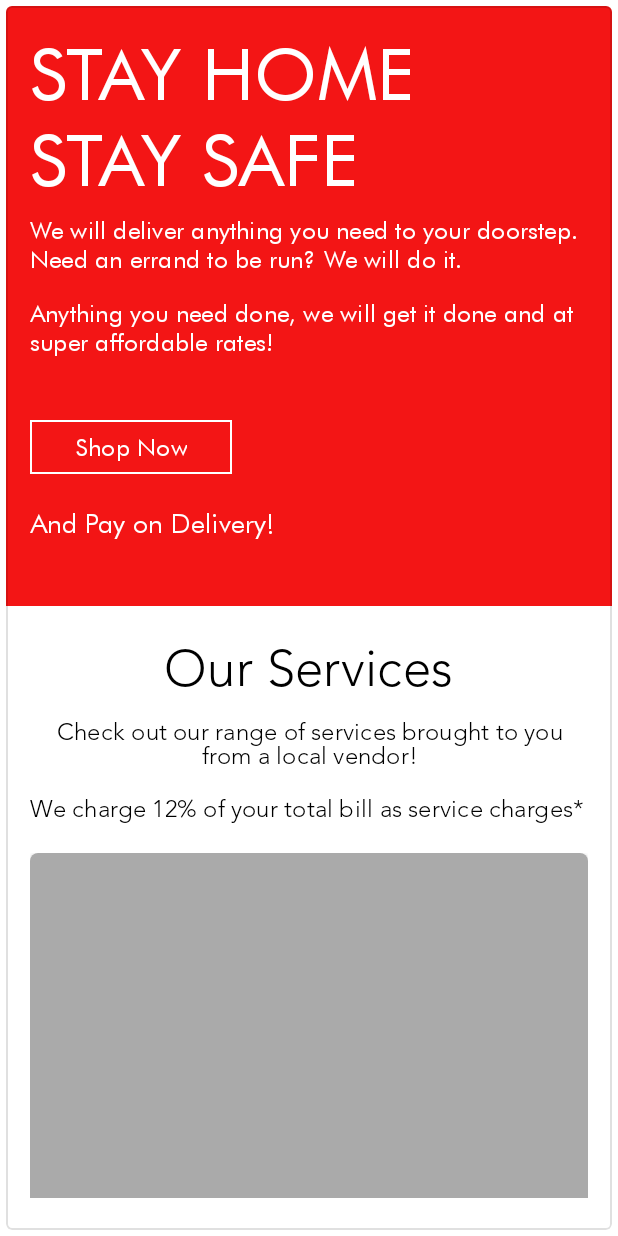
After one commit to satrajit-chatterjee/errand, an Android app: the layout rv_main_items.xml on its own in the app's theme, with its tools: preview values and no code run, on a phone screen of 412 x 824 dp. The commit adds this screen. Run offline under Robolectric (Android 15) with nearby library versions, the phone set to English and light mode, and no system bars.

Commit message:
Need to add garbage to mList. Shop Button Done

```diff
--- a/app/build.gradle
+++ b/app/build.gradle
@@ -35,4 +35,5 @@ dependencies {
     testImplementation 'junit:junit:4.12'
     androidTestImplementation 'androidx.test.ext:junit:1.1.1'
     androidTestImplementation 'androidx.test.espresso:espresso-core:3.2.0'
+    implementation 'androidx.legacy:legacy-support-v4:1.0.0'
 }
--- /dev/null
+++ b/app/src/main/res/color/stroke_color.xml
@@ -0,0 +1,5 @@
+<?xml version="1.0" encoding="utf-8"?>
+<selector xmlns:android="http://schemas.android.com/apk/res/android">
+    <item android:color="@color/black" android:state_checked="true"/>
+    <item android:alpha="0.12" android:color="?attr/colorOnSurface" android:state_checked="false"/>
+</selector>
--- /dev/null
+++ b/app/src/main/res/drawable/shadow.xml
@@ -0,0 +1,15 @@
+<?xml version="1.0" encoding="utf-8"?>
+<layer-list xmlns:android="http://schemas.android.com/apk/res/android" >
+    <item>
+        <shape android:shape="rectangle">
+            <solid android:color="@android:color/darker_gray" />
+            <corners
+                android:bottomLeftRadius="5dp"
+                android:bottomRightRadius="5dp"
+                android:topLeftRadius="5dp"
+                android:topRightRadius="5dp"/>
+
+        </shape>
+    </item>
+
+</layer-list>
--- /dev/null
+++ b/app/src/main/res/layout/rv_main_items.xml
@@ -0,0 +1,157 @@
+<?xml version="1.0" encoding="utf-8"?>
+<com.google.android.material.card.MaterialCardView
+    android:id="@+id/main_intro_card"
+    android:layout_width="match_parent"
+    android:layout_height="wrap_content"
+    android:layout_margin="4dp"
+    app:strokeWidth="1dp"
+    app:strokeColor="@color/stroke_color"
+    app:cardElevation="0dp"
+    xmlns:android="http://schemas.android.com/apk/res/android"
+    xmlns:app="http://schemas.android.com/apk/res-auto">
+
+    <LinearLayout
+        android:layout_width="match_parent"
+        android:layout_height="400dp"
+        android:background="@color/mainTheme"
+        android:orientation="vertical">
+
+        <LinearLayout
+            android:layout_width="match_parent"
+            android:layout_height="wrap_content"
+            android:orientation="vertical"
+            android:padding="16dp">
+
+            <!-- Title, secondary and supporting text -->
+            <TextView
+                android:id="@+id/text_banner"
+                android:layout_width="wrap_content"
+                android:layout_height="wrap_content"
+                android:text="@string/main_heading1"
+                android:textColor="@color/white"
+                android:fontFamily="@font/futura"
+                android:textAppearance="?attr/textAppearanceHeadline3"
+                />
+            <TextView
+                android:id="@+id/text_banner_desc1"
+                android:layout_width="wrap_content"
+                android:layout_height="wrap_content"
+                android:layout_marginTop="8dp"
+                android:textColor="@color/white"
+                android:fontFamily="@font/futura"
+                android:text="@string/main_subtitle1"
+                android:textAppearance="?attr/textAppearanceSubtitle1" />
+            <TextView
+                android:id="@+id/text_banner_desc2"
+                android:layout_width="wrap_content"
+                android:layout_height="wrap_content"
+                android:layout_marginTop="16dp"
+                android:text="@string/main_subtitle2"
+                android:textAppearance="?attr/textAppearanceSubtitle1"
+                android:textColor="@color/white"
+                android:fontFamily="@font/futura" />
+
+        </LinearLayout>
+
+        <LinearLayout
+            android:layout_width="wrap_content"
+            android:layout_height="wrap_content"
+            android:layout_marginHorizontal="16dp"
+            android:orientation="horizontal">
+
+            <com.google.android.material.button.MaterialButton
+                android:id="@+id/shop_button"
+                android:layout_width="wrap_content"
+                android:layout_height="wrap_content"
+                android:layout_marginTop="20dp"
+                style="?attr/materialButtonOutlinedStyle"
+                app:strokeWidth="1dp"
+                app:cornerRadius="0dp"
+                app:strokeColor="@color/white"
+                android:text="@string/shop_now"
+                android:textAllCaps="false"
+                android:textColor="@color/white"
+                android:fontFamily="@font/futura"
+                android:textAppearance="?attr/textAppearanceSubtitle1"
+                android:gravity="center"
+                android:paddingTop="1dp"
+                android:paddingBottom="1dp"
+                android:paddingHorizontal="30dp"/>
+
+        </LinearLayout>
+
+        <TextView
+            android:id="@+id/text_pod"
+            android:padding="16dp"
+            android:layout_width="wrap_content"
+            android:layout_height="wrap_content"
+            android:fontFamily="@font/futura"
+            android:text="And Pay on Delivery!"
+            android:textSize="18sp"
+            android:textColor="@color/white" />
+
+    </LinearLayout>
+
+    <LinearLayout
+        android:layout_width="match_parent"
+        android:layout_height="405dp"
+        android:background="@color/white"
+        android:orientation="vertical"
+        android:layout_marginVertical="405dp">
+
+        <LinearLayout
+            android:layout_width="match_parent"
+            android:layout_height="wrap_content"
+            android:orientation="vertical"
+            android:padding="16dp">
+
+            <!-- Title, secondary and supporting text -->
+            <TextView
+                android:id="@+id/text_our_serv"
+                android:layout_width="wrap_content"
+                android:layout_height="wrap_content"
+                android:text="Our Services"
+                android:textColor="@color/black"
+                android:fontFamily="@font/avenir"
+                android:textAppearance="?attr/textAppearanceHeadline4"
+                android:layout_gravity="center"
+                />
+            <TextView
+                android:id="@+id/text_serv_ran"
+                android:layout_width="wrap_content"
+                android:layout_height="wrap_content"
+                android:layout_marginTop="12dp"
+                android:textColor="@color/black"
+                android:fontFamily="@font/avenir"
+                android:text="Check out our range of services brought to you from a local vendor!"
+                android:textAppearance="?attr/textAppearanceSubtitle1"
+                android:gravity="center_vertical|center_horizontal"/>
+            <TextView
+                android:id="@+id/text_12_per"
+                android:layout_width="wrap_content"
+                android:layout_height="wrap_content"
+                android:layout_marginTop="16dp"
+                android:text="We charge 12% of your total bill as service charges*"
+                android:textAppearance="?attr/textAppearanceSubtitle1"
+                android:textColor="@color/black"
+                android:fontFamily="@font/avenir" />
+
+            <ViewFlipper
+                android:id="@+id/service_flipper"
+                android:layout_width="match_parent"
+                android:layout_height="250dp"
+                android:layout_marginTop="20dp">
+
+                <ImageView
+                    android:id="@+id/image_flipper"
+                    android:layout_width="match_parent"
+                    android:layout_height="match_parent"
+                    android:background="@drawable/shadow"
+                    android:elevation="5dp" />
+            </ViewFlipper>
+
+        </LinearLayout>
+
+    </LinearLayout>
+
+</com.google.android.material.card.MaterialCardView>
--- a/app/src/main/res/values/strings.xml
+++ b/app/src/main/res/values/strings.xml
@@ -15,4 +15,8 @@
     <string name="email">Email</string>
     <string name="ph_no">Phone Number</string>
     <string name="address">Address</string>
+    <string name="main_subtitle1">We will deliver anything you need to your doorstep. Need an errand to be run? We will do it.</string>
+    <string name="main_heading1">STAY HOME\nSTAY SAFE</string>
+    <string name="main_subtitle2">Anything you need done, we will get it done and at super affordable rates!</string>
+    <string name="shop_now">Shop Now</string>
 </resources>
```
Also changed, not shown: app/src/main/AndroidManifest.xml (+10 -0 lines), app/src/main/java/com/example/errand/MainActivity.java (+48 -3 lines), app/src/main/java/com/example/errand/MainAdapter.java (added, +105 -0 lines), app/src/main/java/com/example/errand/ModelMain.java (added, +82 -0 lines), app/src/main/java/com/example/errand/ShopActivity.java (added, +19 -0 lines), app/src/main/res/layout/activity_main.xml (+8 -5 lines), app/src/main/res/drawable/cosmetics.jpg (added), app/src/main/res/drawable/medicine.jpg (added), app/src/main/res/drawable/stationery.jpg (added), app/src/main/res/font/avenir.otf (added), 5 other files.
